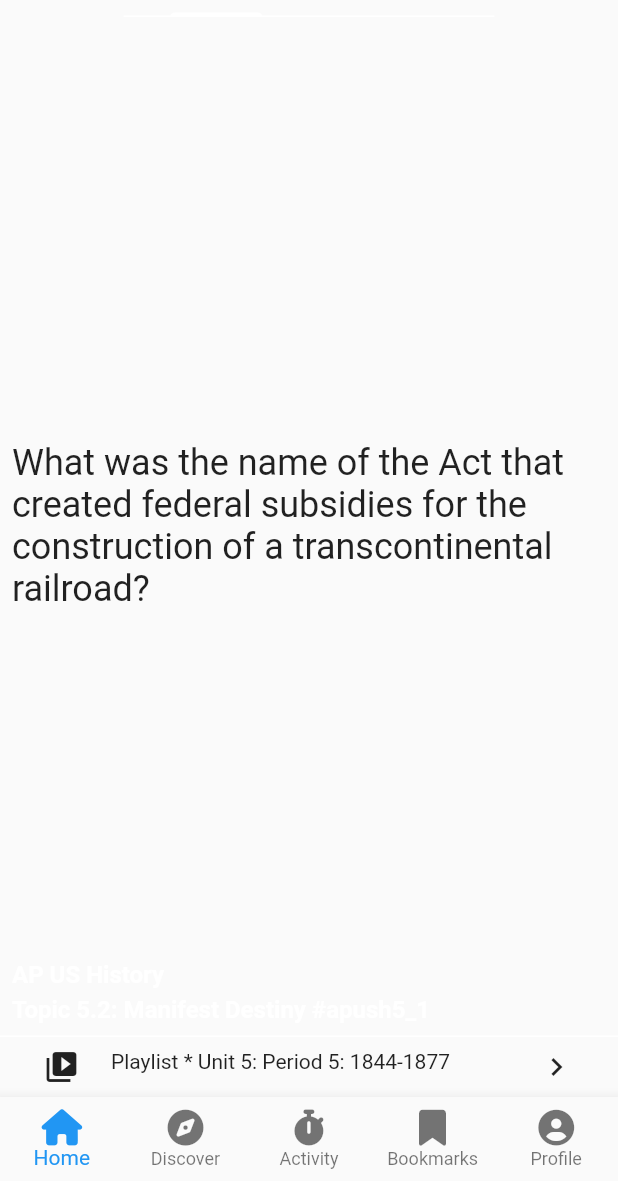
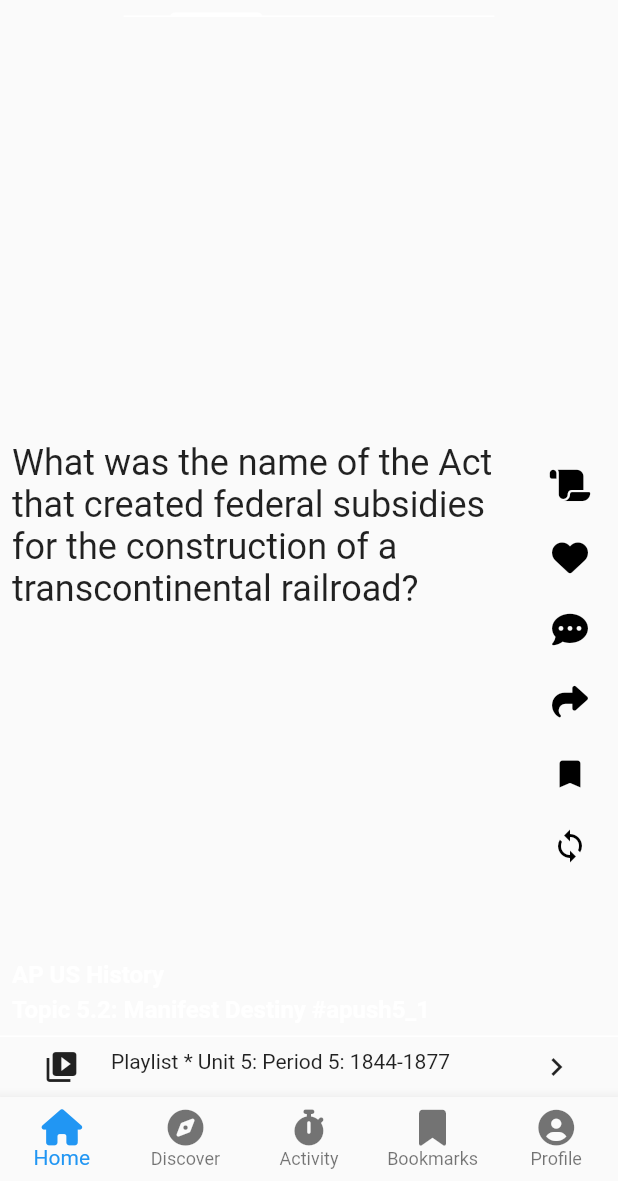
Before and after one commit to masumba/cross_over_test_quizlr, a Flutter app: the screen it shows after launch, on a phone screen of 412 x 824 dp, the part 55-1236 px from its top. Run offline on Flutter 3.47's test engine with Material 2 defaults, Android fonts, the phone set to English and light mode, and no system bars; our stand-ins replace another_flushbar, auto_size_text, flutter_feather_icons, font_awesome_flutter, get_it, internet_connection_checker and 3 more.

Commit message:
[update] adds home screen with icons and template text.

```diff
--- a/lib/views/home/tabs/home/tabs/following_tab.dart
+++ b/lib/views/home/tabs/home/tabs/following_tab.dart
@@ -1,4 +1,5 @@
 import 'package:flutter/material.dart';
+import 'package:font_awesome_flutter/font_awesome_flutter.dart';
 
 class FollowingTab extends StatefulWidget {
   const FollowingTab({super.key});
@@ -15,11 +16,44 @@ class _FollowingTabState extends State<FollowingTab> {
       children: [
         Center(
           child: Padding(
-            padding: const EdgeInsets.fromLTRB(8.0, 8.0, 20.0, 8.0),
+            padding: const EdgeInsets.fromLTRB(8.0, 8.0, 60.0, 8.0),
             child: Text(
               'What was the name of the Act that created federal subsidies for the construction of a transcontinental railroad?',
               style: Theme.of(context).textTheme.headlineSmall,
             ),
+          ),
+        ),
+        Positioned(
+          right: 8,
+          top: MediaQuery.of(context).size.height * 0.35,
+          child: Column(
+            crossAxisAlignment: CrossAxisAlignment.start,
+            children: [
+              IconButton(
+                icon: const FaIcon(FontAwesomeIcons.scroll),
+                onPressed: () {},
+              ),
+              IconButton(
+                icon: const FaIcon(FontAwesomeIcons.solidHeart),
+                onPressed: () {},
+              ),
+              IconButton(
+                icon: const FaIcon(FontAwesomeIcons.solidCommentDots),
+                onPressed: () {},
+              ),
+              IconButton(
+                icon: const FaIcon(FontAwesomeIcons.share),
+                onPressed: () {},
+              ),
+              IconButton(
+                icon: const Icon(Icons.bookmark),
+                onPressed: () {},
+              ),
+              IconButton(
+                icon: const Icon(Icons.sync),
+                onPressed: () {},
+              ),
+            ],
           ),
         ),
         Positioned(
```
